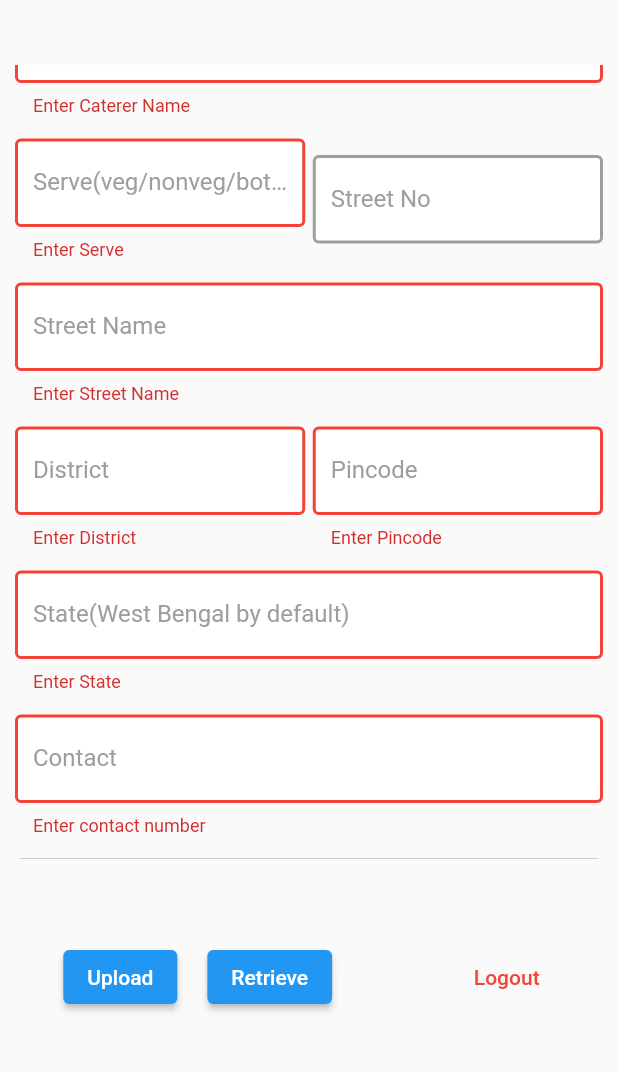
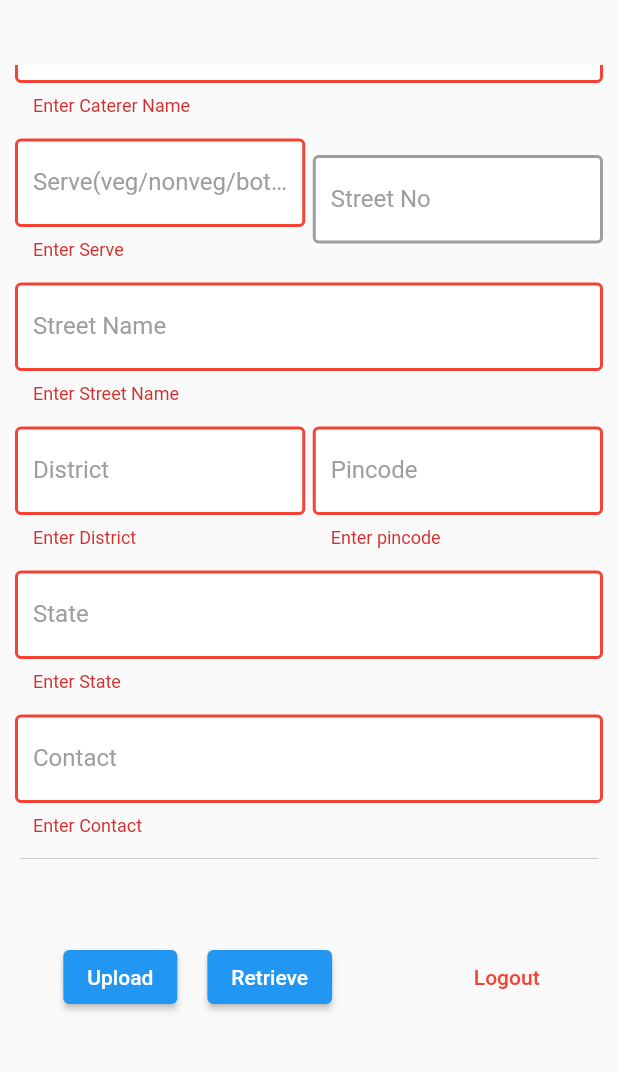
Before and after one commit to Abu-Shoaib-Jamil/WeCater, a Flutter app: the screen it shows once a user with an empty profile is signed in, scrolled down 47 dp, after a tap on "Upload", on a phone screen of 412 x 824 dp, the part 156-1228 px from its top. Run offline on Flutter 3.47's test engine with Material 2 defaults, Android fonts, the light colour scheme and no system bars; our stand-ins replace cloud_firestore, firebase_auth, firebase_core; accounts and stored records are empty.

Commit message:
latest commit

```diff
--- a/lib/screens/listpage.dart
+++ b/lib/screens/listpage.dart
@@ -99,7 +99,7 @@ class _ListPageState extends State<ListPage> {
                                 validator: (val){
                                   if(val!.isEmpty){
                                     return "Enter Serve";
-                                  }else if(val.length>=3 && val.length<=5){
+                                  }else if(val.length<3 || val.length>6){
                                     return "Enter veg/nonveg/both";
                                   }else{
                                     return null;
@@ -161,7 +161,15 @@ class _ListPageState extends State<ListPage> {
                                 flex:1,
                                 child: TextFormField(
                                 decoration: inputfield.copyWith(labelText:"Pincode"),
-                                validator: (val)=>(val!.isEmpty)?"Enter Pincode":null,
+                                validator: (val){
+                                  if(val!.isEmpty){
+                                    return "Enter pincode";
+                                  }else if(val.length!=6){
+                                    return "Pincode must be of length 6";
+                                  }else{
+                                    return null;
+                                  }
+                                },
                                 onChanged: (val){
                                   setState((){
                                     _pincode = val;
@@ -174,14 +182,27 @@ class _ListPageState extends State<ListPage> {
                         SizedBox(height: 15.0,),
                         //State
                         TextFormField(
-                          decoration: inputfield.copyWith(labelText:"State(West Bengal by default)"),
+                          decoration: inputfield.copyWith(labelText:"State"),
                           validator: (val)=>(val!.isEmpty)?"Enter State":null,
+                          onChanged: (val){
+                            setState((){
+                              _state = val;
+                            });
+                          },
                         ),
                         SizedBox(height: 15.0,),
                         //Contact
                         TextFormField(
                           decoration: inputfield.copyWith(labelText:"Contact"),
-                          validator: (val)=>(val!.isEmpty)?"Enter contact number":null,
+                          validator: (val){
+                            if(val!.isEmpty){
+                              return "Enter Contact";
+                            }else if(val.length!=10){
+                              return "Wrong Contact";
+                            }else{
+                              return null;
+                            }
+                          },
                           onChanged: (val){
                             setState((){
                               _contact = val;
@@ -202,28 +223,29 @@ class _ListPageState extends State<ListPage> {
                         //FoodRating and HygieneRating
                         Row(
                           children: [
+                            //Food Quality Rating
                             Expanded(
                               flex:1,
                               child: TextFormField(
-                                decoration: inputfield.copyWith(labelText:"Food Quality Rating"),
-                                onChanged: (val){
+                                decoration: inputfield.copyWith(labelText:"Food Quality Rating(>=0 & <5)"),
+                                onChanged:(val){
                                   setState((){
-                                    _foodrate = val as int;
+                                    _foodrate = int.parse(val);
                                   });
-                                },
+                                }
                               ),
                             ),
                             SizedBox(width: 5.0,),
-                            //Pincode
+                            //Hygiene Rating
                             Expanded(
                               flex:1,
                               child: TextFormField(
-                                decoration: inputfield.copyWith(labelText:"Hygiene Rating"),
-                                onChanged: (val){
+                                decoration: inputfield.copyWith(labelText:"Hygiene Rating(>=0 & <5)"),
+                                onChanged:(val){
                                   setState((){
-                                    _hygienerate = val as int;
+                                    _hygienerate = int.parse(val);
                                   });
-                                },
+                                }
                               ),
                             ),
                           ],
@@ -249,9 +271,10 @@ class _ListPageState extends State<ListPage> {
                         onPressed: ()async{
                           //Firestore upload and show snackbar once done or error while uploading
                           if(_listKey.currentState!.validate()){
-                            _listKey.currentState!.reset();
+                            print((_foodrate+_hygienerate)/2);
                             var _result = await _uploadData();
                             if(_result=='success'){
+                               _listKey.currentState!.reset();
                               ScaffoldMessenger.of(context).showSnackBar(SnackBar(backgroundColor: Colors.green,content:Text("Successfully Uploaded",style: TextStyle(color:Colors.white),),),);
                             }else{
                               ScaffoldMessenger.of(context).showSnackBar(SnackBar(backgroundColor: Colors.red,content:Text("$_result",style: TextStyle(color:Colors.white),),),);
@@ -275,7 +298,6 @@ class _ListPageState extends State<ListPage> {
                     onPressed: ()async{
                       await Authentication().logout();
                     },
-
                     child: Text("Logout",style: TextStyle(color: Colors.red),),
                   ),
                 ],
--- a/lib/shared/catererlistwithoutsearch.dart
+++ b/lib/shared/catererlistwithoutsearch.dart
@@ -19,10 +19,12 @@ class _CatererListWithoutSearchState extends State<CatererListWithoutSearch> {
             children: snapshot.data!.docs.map((doc) {
               String _name = doc.get('caterername');
               var _avrate = doc.get('averagerate');
+              String _address  = doc.get('address');
+              String _contact = doc.get('contact');
                 return Card(
                   child: ListTile(
                     title: Text(_name,style: TextStyle(color:Colors.purple,fontWeight: FontWeight.bold),),
-                    subtitle: Text("$_avrate"),
+                    subtitle: Text("Average Rating : $_avrate\nAddress : $_address\nContact : $_contact"),
                   ),
                 );
               }).toList(),
--- a/lib/shared/catererlistwithsearch.dart
+++ b/lib/shared/catererlistwithsearch.dart
@@ -21,10 +21,12 @@ class _CatererListWithSearchState extends State<CatererListWithSearch> {
             children: snapshot.data!.docs.map((doc) {
               String _name = doc.get('caterername');
               var _avrate = doc.get('averagerate');
+              String _address  = doc.get('address');
+              String _contact = doc.get('contact');
                 return Card(
                   child: ListTile(
                     title: Text(_name,style: TextStyle(color:Colors.purple,fontWeight: FontWeight.bold),),
-                    subtitle: Text("$_avrate"),
+                    subtitle: Text("Average Rating : $_avrate\nAddress : $_address\nContact : $_contact"),
                   ),
                 );
               }).toList(),
```
